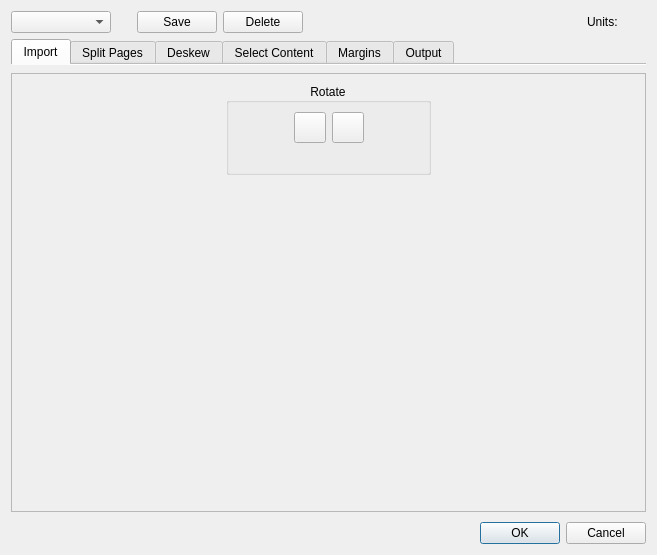
Old version of the form src/app/DefaultParamsDialog.ui in the repository 2ndmax/scantailor-ocr.
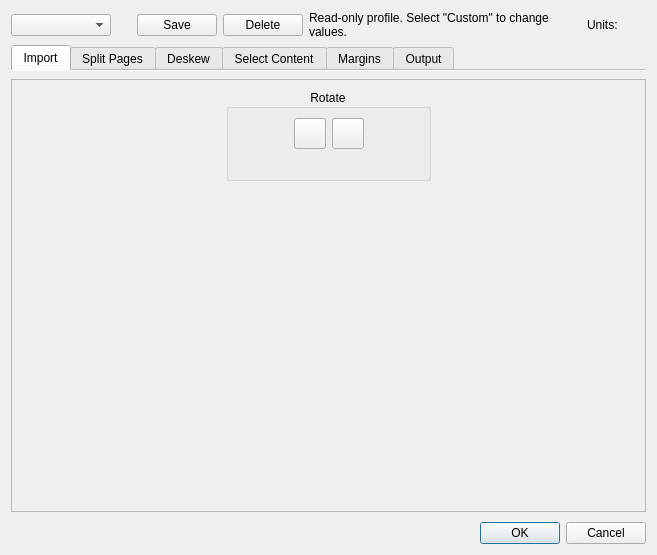
New version of the form. Icons and pictures are not drawn. Custom widgets are drawn as their Qt base class.

Commit message:
feat: the Default Parameters dialog says when a profile is read-only
The built-in profiles Default and Minimal cannot be changed, so the dialog
disabled all their settings without saying why. A design review read the
grayed-out dialog as a contrast problem, and users can read it the same way.

For these profiles the dialog now hides Save and Delete, which never apply
to them, and shows in their place: "Read-only profile. Select "Custom" to
change values." The hint takes the free width of the row and never widens
the dialog, so switching between profiles keeps the window size.

Diff of the .ui file:
```diff
--- a/src/app/DefaultParamsDialog.ui
+++ b/src/app/DefaultParamsDialog.ui
@@ -62,6 +62,22 @@
        </property>
       </widget>
      </item>
+     <item>
+      <widget class="QLabel" name="readOnlyProfileHint">
+       <property name="sizePolicy">
+        <sizepolicy hsizetype="Expanding" vsizetype="Preferred">
+         <horstretch>1</horstretch>
+         <verstretch>0</verstretch>
+        </sizepolicy>
+       </property>
+       <property name="text">
+        <string>Read-only profile. Select "Custom" to change values.</string>
+       </property>
+       <property name="wordWrap">
+        <bool>true</bool>
+       </property>
+      </widget>
+     </item>
      <item>
       <spacer name="horizontalSpacer_2">
        <property name="orientation">
```
The commit also changes 4 other files.
